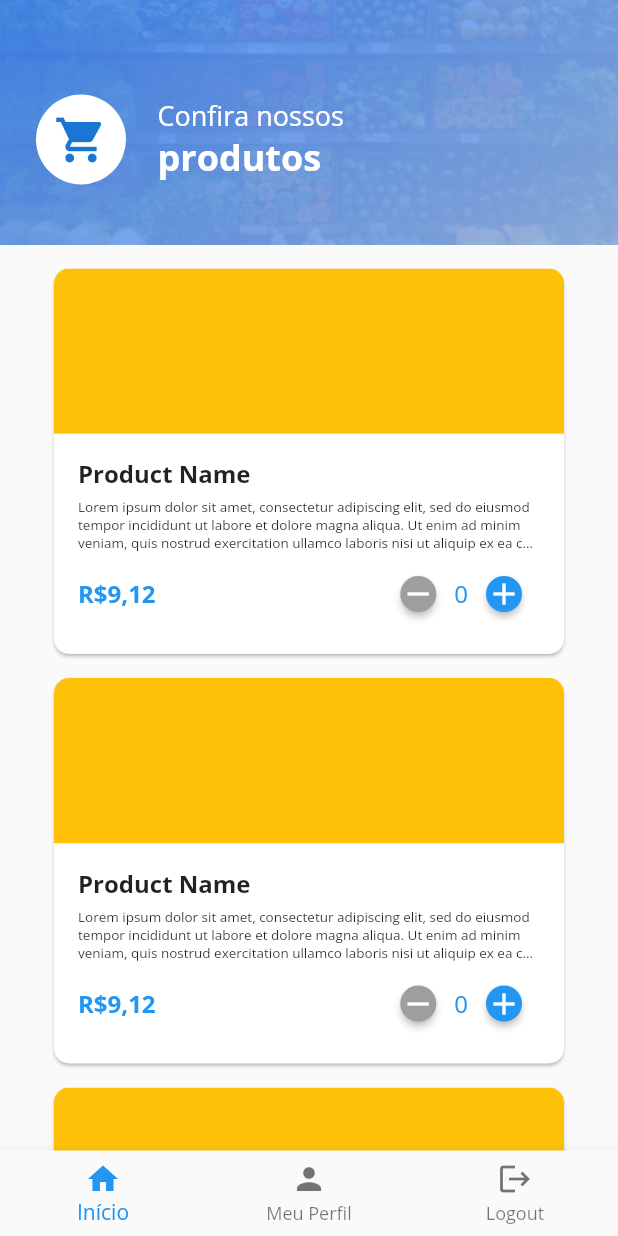
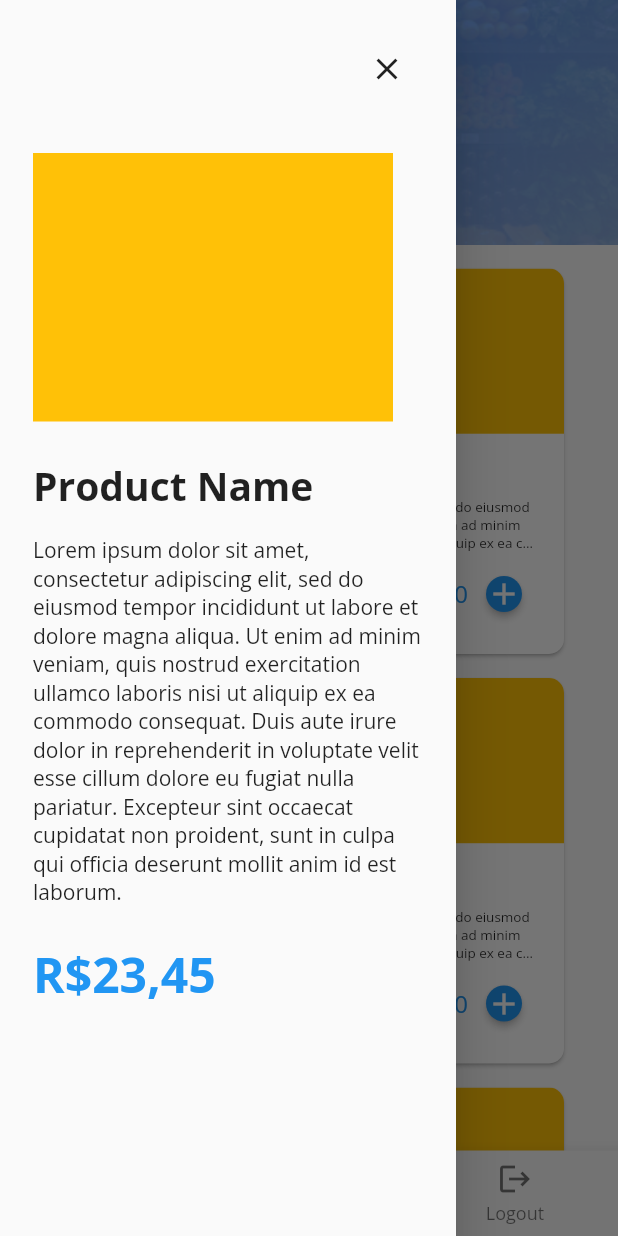
Before and after one commit to ChristianNagata/evolution_market, a Flutter app: the screen it shows after launch, with the side drawer open (before the commit the screen has no drawer), on a phone screen of 412 x 824 dp. Run offline on Flutter 3.47's test engine with Material 2 defaults, Android fonts, the phone set to English and light mode, and no system bars; our stand-ins replace get_it, keyboard_dismisser.

Commit message:
drawer, productEntity, selo de promoção

```diff
--- a/lib/core/initializations/inject.dart
+++ b/lib/core/initializations/inject.dart
@@ -1,3 +1,4 @@
+import 'package:evolution_market/layers/presentation/controllers/home_notifier.dart';
 import 'package:evolution_market/layers/presentation/controllers/navigation_bar_notifier.dart';
 import 'package:get_it/get_it.dart';
 
@@ -10,5 +11,6 @@ class Inject {
     // usecases
     // controllers
     getIt.registerSingleton<NavigationBarNotifier>(NavigationBarNotifier());
+    getIt.registerSingleton<HomeNotifier>(HomeNotifier());
   }
 }
--- /dev/null
+++ b/lib/layers/domain/entities/product_entity.dart
@@ -0,0 +1,21 @@
+const String _loremIpsum =
+    'Lorem ipsum dolor sit amet, consectetur adipiscing elit, sed do eiusmod '
+    'tempor incididunt ut labore et dolore magna aliqua. Ut enim ad minim veniam, '
+    'quis nostrud exercitation ullamco laboris nisi ut aliquip ex ea commodo consequat. '
+    'Duis aute irure dolor in reprehenderit in voluptate velit esse cillum dolore eu fugiat nulla pariatur. '
+    'Excepteur sint occaecat cupidatat non proident, sunt in culpa qui officia deserunt mollit anim id est laborum.';
+
+class ProductEntity {
+  String name;
+  String description;
+  double price;
+  bool isOnSale;
+
+  // TODO: change to required
+  ProductEntity({
+    this.name = 'Product Name',
+    this.description = _loremIpsum,
+    this.price = 23.445666,
+    this.isOnSale = true,
+  });
+}
--- /dev/null
+++ b/lib/layers/presentation/controllers/home_notifier.dart
@@ -0,0 +1,21 @@
+import 'package:evolution_market/layers/domain/entities/product_entity.dart';
+import 'package:flutter/material.dart';
+
+class HomeNotifier with ChangeNotifier {
+  final GlobalKey<ScaffoldState> _key = GlobalKey();
+  ProductEntity _product = ProductEntity();
+
+  GlobalKey<ScaffoldState> get key => _key;
+
+  ProductEntity get product => _product;
+
+  void _updateData(product) {
+    _product = product;
+    notifyListeners();
+  }
+
+  void showProductDetails(ProductEntity product) {
+    _updateData(product);
+    _key.currentState!.openDrawer();
+  }
+}
--- a/lib/layers/presentation/ui/screens/home.dart
+++ b/lib/layers/presentation/ui/screens/home.dart
@@ -1,6 +1,8 @@
-import 'package:evolution_market/layers/presentation/ui/screens/profile.dart';
+import 'package:evolution_market/layers/domain/entities/product_entity.dart';
+import 'package:evolution_market/layers/presentation/controllers/home_notifier.dart';
 import 'package:evolution_market/layers/presentation/ui/widgets/custom_bottom_navigation_bar.dart';
 import 'package:flutter/material.dart';
+import 'package:provider/provider.dart';
 import '../widgets/product_info_card.dart';
 
 class Home extends StatelessWidget {
@@ -8,7 +10,9 @@ class Home extends StatelessWidget {
 
   @override
   Widget build(BuildContext context) {
+    HomeNotifier homeNotifier = Provider.of<HomeNotifier>(context);
     return Scaffold(
+      key: homeNotifier.key,
       body: CustomScrollView(
         slivers: <Widget>[
           const SliverAppBar(
@@ -16,6 +20,7 @@ class Home extends StatelessWidget {
             snap: false,
             floating: false,
             expandedHeight: 163,
+            automaticallyImplyLeading: false,
             flexibleSpace: FlexibleSpaceBar(
               titlePadding: EdgeInsets.only(left: 24, bottom: 40),
               title: _SliverAppBarTitle(),
@@ -25,15 +30,81 @@ class Home extends StatelessWidget {
           SliverList(
             delegate: SliverChildBuilderDelegate(
               childCount: 10,
-              (BuildContext context, int index) => const Padding(
-                padding: EdgeInsets.only(left: 36, right: 36, top: 16),
-                child: ProductInfoCard(),
+              (BuildContext context, int index) => Padding(
+                padding: const EdgeInsets.only(left: 36, right: 36, top: 16),
+                child: ProductInfoCard(
+                  ProductEntity(),
+                ),
               ),
             ),
           ),
         ],
       ),
+      drawer: const CustomDrawer(),
       bottomNavigationBar: const CustomBottomNavigationBar(),
+    );
+  }
+}
+
+class CustomDrawer extends StatelessWidget {
+  const CustomDrawer({
+    Key? key,
+  }) : super(key: key);
+
+  @override
+  Widget build(BuildContext context) {
+    HomeNotifier homeNotifier = Provider.of<HomeNotifier>(context);
+    return Drawer(
+      child: SingleChildScrollView(
+        child: Container(
+          margin: const EdgeInsets.all(22),
+          child: Column(
+            crossAxisAlignment: CrossAxisAlignment.start,
+            children: [
+              Row(
+                mainAxisAlignment: MainAxisAlignment.end,
+                children: [
+                  IconButton(
+                    onPressed: () => Navigator.pop(context),
+                    icon: const Icon(Icons.close),
+                  ),
+                ],
+              ),
+              const SizedBox(height: 32),
+              Container(
+                width: 240,
+                height: 179,
+                color: Colors.amber,
+              ),
+              const SizedBox(height: 25),
+              Text(
+                homeNotifier.product.name,
+                style: const TextStyle(
+                  fontWeight: FontWeight.w700,
+                  fontSize: 26,
+                ),
+              ),
+              const SizedBox(height: 16),
+              Text(
+                homeNotifier.product.description,
+                style: const TextStyle(
+                  fontWeight: FontWeight.w400,
+                ),
+              ),
+              const SizedBox(height: 24),
+              Text(
+                'R\$${homeNotifier.product.price.toStringAsFixed(2)}'
+                    .replaceFirst('.', ','),
+                style: TextStyle(
+                  color: Theme.of(context).primaryColor,
+                  fontSize: 32,
+                  fontWeight: FontWeight.w700,
+                ),
+              ),
+            ],
+          ),
+        ),
+      ),
     );
   }
 }
--- a/lib/layers/presentation/ui/widgets/product_info_card.dart
+++ b/lib/layers/presentation/ui/widgets/product_info_card.dart
@@ -1,44 +1,55 @@
+import 'package:evolution_market/layers/domain/entities/product_entity.dart';
 import 'package:flutter/material.dart';
+import 'package:provider/provider.dart';
 
-const String _loremIpsum =
-    'Lorem ipsum dolor sit amet, consectetur adipiscing elit, sed do eiusmod '
-    'tempor incididunt ut labore et dolore magna aliqua. Ut enim ad minim veniam, '
-    'quis nostrud exercitation ullamco laboris nisi ut aliquip ex ea commodo consequat. '
-    'Duis aute irure dolor in reprehenderit in voluptate velit esse cillum dolore eu fugiat nulla pariatur. '
-    'Excepteur sint occaecat cupidatat non proident, sunt in culpa qui officia deserunt mollit anim id est laborum.';
+import '../../controllers/home_notifier.dart';
 
 class ProductInfoCard extends StatelessWidget {
-  const ProductInfoCard({
-    Key? key,
-    this.title = 'Product Name',
-    this.description = _loremIpsum,
-    this.price = 9.1234,
-  }) : super(key: key);
+  const ProductInfoCard(this.product, {Key? key}) : super(key: key);
 
-  final String title;
-  final String description;
-  final double price;
+  final ProductEntity product;
 
   @override
   Widget build(BuildContext context) {
-    return Card(
+    HomeNotifier homeNotifier =
+        Provider.of<HomeNotifier>(context, listen: false);
+    return GestureDetector(
+      onTap: () => homeNotifier.showProductDetails(product),
+      child: Card(
         margin: EdgeInsets.zero,
         clipBehavior: Clip.antiAlias,
         shape: RoundedRectangleBorder(
           borderRadius: BorderRadius.circular(10),
         ),
-      child: InkWell(
-        splashColor: Colors.blue.withAlpha(30),
         child: SizedBox(
           height: 257,
           child: Column(
             children: [
               Expanded(
                 flex: 3,
-                child: Container(
+                child: Stack(
+                  children: [
+                    Container(
                       decoration: const BoxDecoration(
                         color: Colors.amber,
                       ),
+                    ),
+                    Column(
+                      mainAxisAlignment: MainAxisAlignment.end,
+                      children: [
+                        Padding(
+                          padding: const EdgeInsets.only(left: 16, bottom: 14),
+                          child: Container(
+                            width: 115,
+                            height: 33,
+                            decoration: BoxDecoration(
+                                color: Colors.white,
+                                borderRadius: BorderRadius.circular(8)),
+                          ),
+                        )
+                      ],
+                    )
+                  ],
                 ),
               ),
               Expanded(
@@ -50,13 +61,13 @@ class ProductInfoCard extends StatelessWidget {
                     crossAxisAlignment: CrossAxisAlignment.start,
                     children: [
                       Text(
-                        title,
+                        product.name,
                         style: const TextStyle(
                             fontSize: 16, fontWeight: FontWeight.w700),
                         overflow: TextOverflow.ellipsis,
                       ),
                       Text(
-                        description,
+                        product.description,
                         style: const TextStyle(
                           fontSize: 9,
                           fontWeight: FontWeight.w400,
@@ -68,7 +79,7 @@ class ProductInfoCard extends StatelessWidget {
                         mainAxisAlignment: MainAxisAlignment.spaceBetween,
                         children: [
                           Text(
-                            'R\$${price.toStringAsFixed(2)}'
+                            'R\$${product.price.toStringAsFixed(2)}'
                                 .replaceFirst('.', ','),
                             style: TextStyle(
                               fontSize: 16,
--- a/lib/main.dart
+++ b/lib/main.dart
@@ -1,5 +1,6 @@
 import 'package:evolution_market/core/initializations/inject.dart';
 import 'package:evolution_market/core/initializations/system_config.dart';
+import 'package:evolution_market/layers/presentation/controllers/home_notifier.dart';
 import 'package:evolution_market/layers/presentation/controllers/navigation_bar_notifier.dart';
 import 'package:evolution_market/layers/presentation/ui/screens/home.dart';
 import 'package:flutter/material.dart';
@@ -18,6 +19,9 @@ Future<void> main() async {
     MultiProvider(providers: [
       ChangeNotifierProvider<NavigationBarNotifier>(
         create: (_) => GetIt.I.get<NavigationBarNotifier>(),
+      ),
+      ChangeNotifierProvider<HomeNotifier>(
+        create: (_) => GetIt.I.get<HomeNotifier>(),
       ),
     ], child: const MyApp()),
   );
```
Lines whose indentation alone changed are shown as unchanged.
